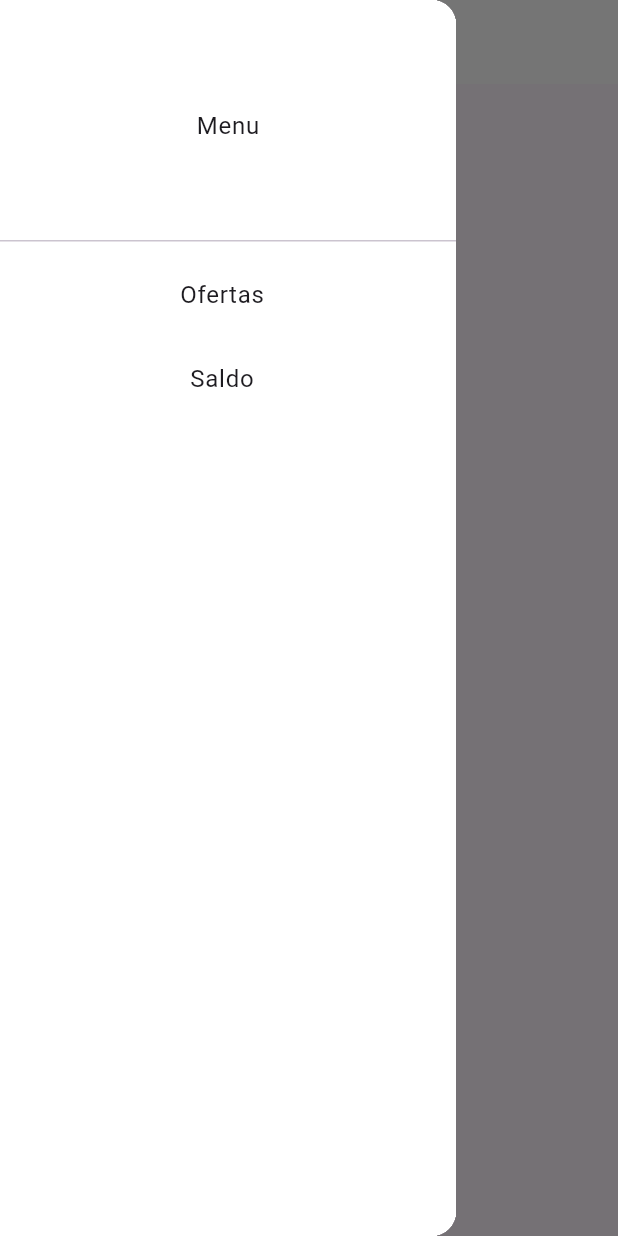
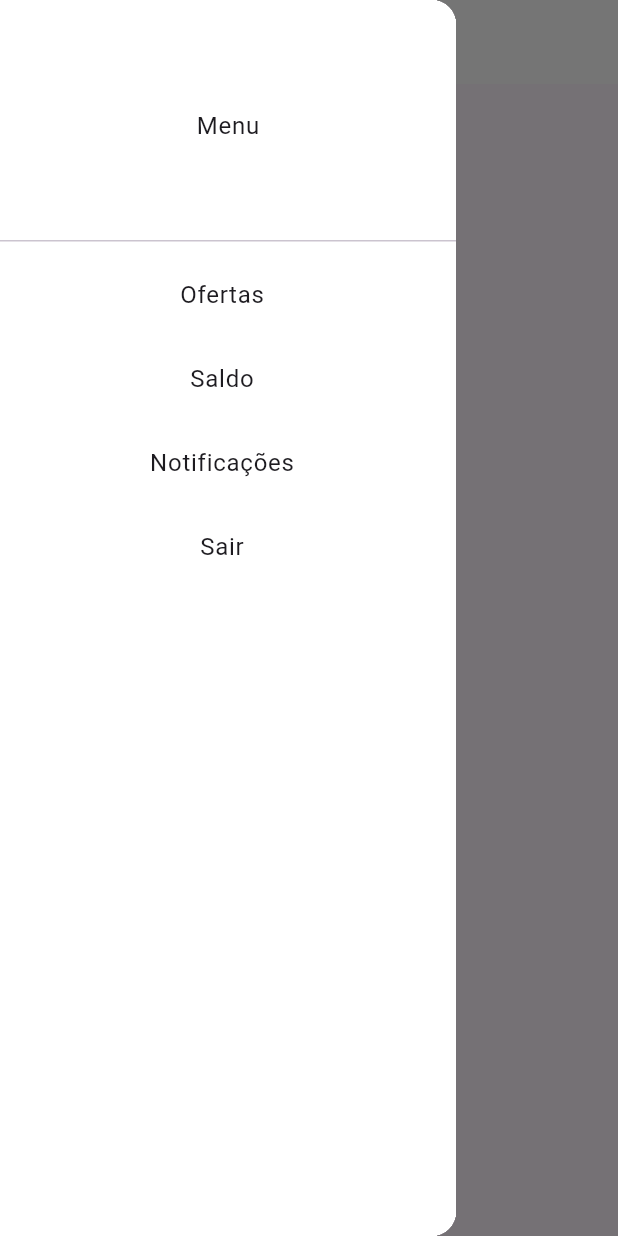
Before and after one commit to fxnxllxsa/gurizote, a Flutter app: the screen it shows after launch, with the side drawer open, on a phone screen of 412 x 824 dp. Run offline on Flutter 3.47's test engine with Material 3 defaults, Android fonts, the light colour scheme and no system bars.

Commit message:
Itens Drawer

```diff
--- a/gurizote/lib/screens/home_screen.dart
+++ b/gurizote/lib/screens/home_screen.dart
@@ -70,6 +70,18 @@ class _MyHomePageState extends State<MyHomePage> {
                  child: Text('Saldo'),
                 ),
                 onTap: () => Navigator.pushNamed(context, '/saldo'),
+              ),
+              ListTile(
+                title: Center(
+                 child: Text('Notificações'),
+                ),
+                onTap: () => Navigator.pushNamed(context, '/notificacoes'),
+              ),
+              ListTile(
+                title: Center(
+                 child: Text('Sair'),
+                ),
+                onTap: () => Navigator.pushNamed(context, '/sair'),
               )
             ],
           ),
```
